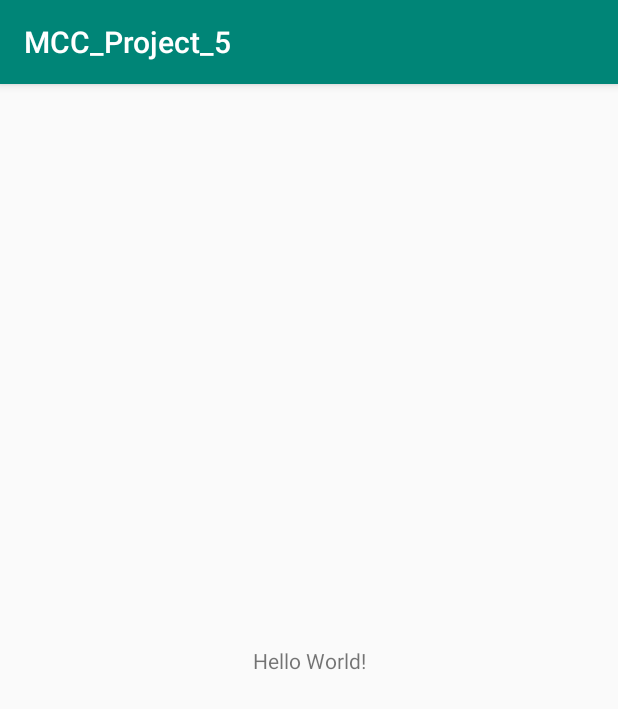
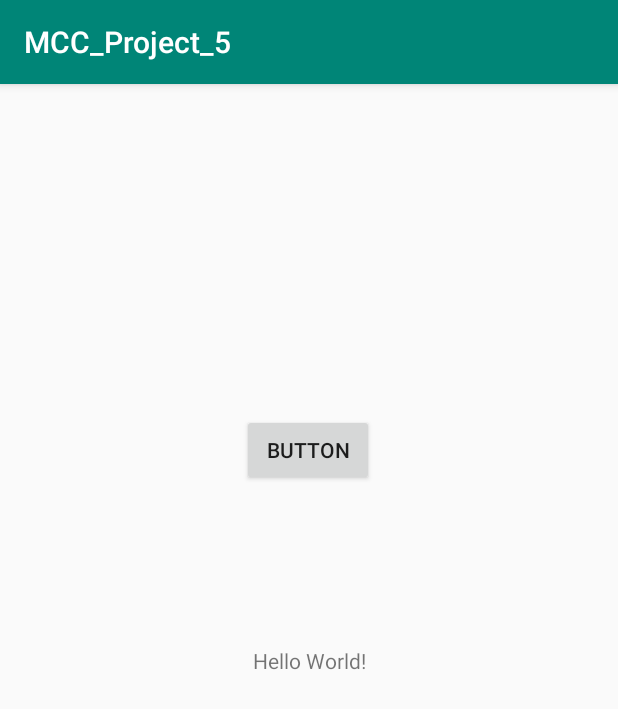
Before and after one commit to oleggr/mcc-fall-2019-g05, an Android app: the screen it shows after launch (MainActivity), on a phone screen of 412 x 824 dp. Shown: the top 709 px of the screen. Run offline under Robolectric (Android 15) with nearby library versions, the phone set to English and light mode, and no system bars; our stand-ins replace Firebase (no records; nobody signed in at launch, a user with empty details on screens opened directly).

Commit message:
popup window + list elements

```diff
--- a/frontend/app/build.gradle
+++ b/frontend/app/build.gradle
@@ -25,10 +25,11 @@ android {
 
 dependencies {
     implementation fileTree(dir: 'libs', include: ['*.jar'])
-    implementation"org.jetbrains.kotlin:kotlin-stdlib-jdk7:$kotlin_version"
+    implementation "org.jetbrains.kotlin:kotlin-stdlib-jdk7:$kotlin_version"
     implementation 'androidx.appcompat:appcompat:1.1.0'
     implementation 'androidx.core:core-ktx:1.1.0'
     implementation 'androidx.constraintlayout:constraintlayout:1.1.3'
+    implementation 'com.google.android.material:material:1.0.0'
     testImplementation 'junit:junit:4.12'
     androidTestImplementation 'androidx.test.ext:junit:1.1.1'
     androidTestImplementation 'androidx.test.espresso:espresso-core:3.2.0'
--- a/frontend/app/src/main/AndroidManifest.xml
+++ b/frontend/app/src/main/AndroidManifest.xml
@@ -2,7 +2,7 @@
 <manifest xmlns:android="http://schemas.android.com/apk/res/android"
     package="com.mcc_project_5">
 
-    <uses-permission android:name="android.permission.INTERNET"></uses-permission>
+    <uses-permission android:name="android.permission.INTERNET" />
 
     <application
         android:allowBackup="true"
@@ -11,6 +11,10 @@
         android:roundIcon="@mipmap/ic_launcher_round"
         android:supportsRtl="true"
         android:theme="@style/AppTheme">
+        <activity
+            android:name=".AddAttachment"
+            android:label="@string/title_activity_add_attachment"
+            android:theme="@style/AppTheme.NoActionBar"></activity>
         <activity android:name=".MainActivity">
             <intent-filter>
                 <action android:name="android.intent.action.MAIN" />
--- a/frontend/app/src/main/res/layout/activity_main.xml
+++ b/frontend/app/src/main/res/layout/activity_main.xml
@@ -15,4 +15,17 @@
         app:layout_constraintRight_toRightOf="parent"
         app:layout_constraintTop_toTopOf="parent" />
 
+    <Button
+        android:id="@+id/button"
+        android:layout_width="wrap_content"
+        android:layout_height="wrap_content"
+        android:onClick="change"
+        android:text="Button"
+        app:layout_constraintBottom_toBottomOf="parent"
+        app:layout_constraintEnd_toEndOf="parent"
+        app:layout_constraintHorizontal_bias="0.498"
+        app:layout_constraintStart_toStartOf="parent"
+        app:layout_constraintTop_toTopOf="parent"
+        app:layout_constraintVertical_bias="0.306" />
+
 </androidx.constraintlayout.widget.ConstraintLayout>
--- /dev/null
+++ b/frontend/app/src/main/res/values/dimens.xml
@@ -0,0 +1,3 @@
+<resources>
+    <dimen name="fab_margin">16dp</dimen>
+</resources>
--- a/frontend/app/src/main/res/values/strings.xml
+++ b/frontend/app/src/main/res/values/strings.xml
@@ -1,3 +1,4 @@
 <resources>
     <string name="app_name">MCC_Project_5</string>
+    <string name="title_activity_add_attachment">Add_attachment</string>
 </resources>
--- a/frontend/app/src/main/res/values/styles.xml
+++ b/frontend/app/src/main/res/values/styles.xml
@@ -8,4 +8,13 @@
         <item name="colorAccent">@color/colorAccent</item>
     </style>
 
+    <style name="AppTheme.NoActionBar">
+        <item name="windowActionBar">false</item>
+        <item name="windowNoTitle">true</item>
+    </style>
+
+    <style name="AppTheme.AppBarOverlay" parent="ThemeOverlay.AppCompat.Dark.ActionBar" />
+
+    <style name="AppTheme.PopupOverlay" parent="ThemeOverlay.AppCompat.Light" />
+
 </resources>
```
Also changed, not shown: frontend/app/src/main/java/com/mcc_project_5/AddAttachment.kt (added, +56 -0 lines), frontend/app/src/main/java/com/mcc_project_5/MainActivity.kt (+10 -0 lines), frontend/app/src/main/res/layout/activity_add_attachment.xml (added, +33 -0 lines), frontend/app/src/main/res/layout/attachment.xml (added, +16 -0 lines), frontend/app/src/main/res/layout/content_add_attachment.xml (added, +11 -0 lines).
